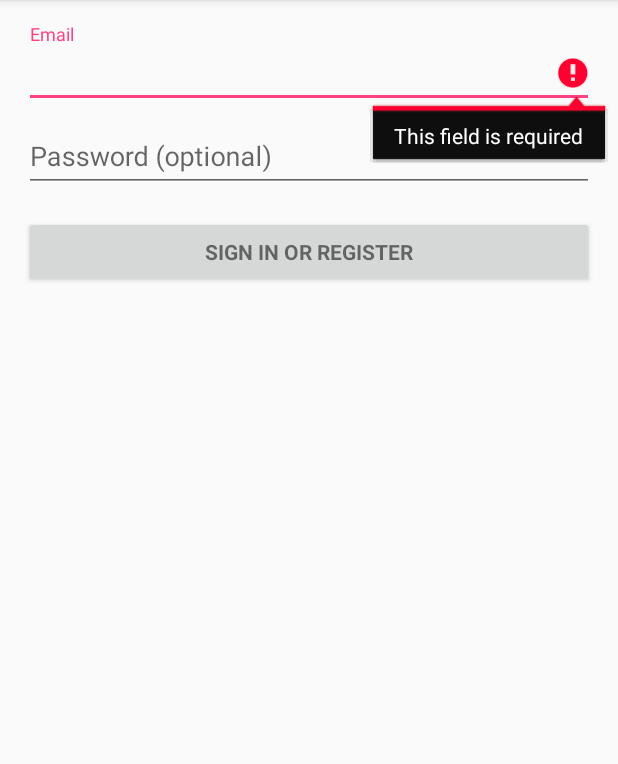
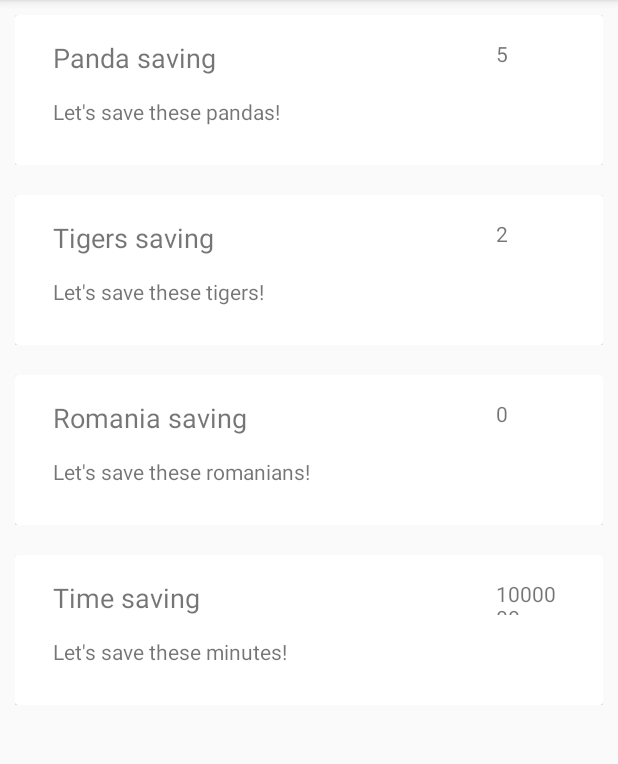
Before and after one commit to AlexProdrom/Volunteero-Android, an Android app: the screen it shows after launch (LoginActivity before the commit, EventsActivity after it), after a tap on "SIGN IN OR REGISTER", on a phone screen of 412 x 824 dp, the part 84-848 px from its top. Run offline under Robolectric (Android 15) with nearby library versions, the light colour scheme and no system bars; 2 statements that could not run were skipped.

Commit message:
EventsActivity prototype and CardView functionality added

```diff
--- a/app/build.gradle
+++ b/app/build.gradle
@@ -25,6 +25,8 @@ android {
 dependencies {
     implementation fileTree(dir: 'libs', include: ['*.jar'])
     implementation "org.jetbrains.kotlin:kotlin-stdlib-jre7:$kotlin_version"
+    implementation'com.android.support:cardview-v7:27.1.1'
+    implementation "com.android.support:recyclerview-v7:27.1.1"
     implementation 'com.android.support:appcompat-v7:27.1.1'
     implementation 'com.android.support:design:27.1.1'
     implementation 'com.android.support.constraint:constraint-layout:1.1.0'
--- a/app/src/main/java/com/alexprodrom/volunteero/EventsActivity.kt
+++ b/app/src/main/java/com/alexprodrom/volunteero/EventsActivity.kt
@@ -2,11 +2,20 @@ package com.alexprodrom.volunteero
 
 import android.support.v7.app.AppCompatActivity
 import android.os.Bundle
+import android.support.v7.widget.LinearLayoutManager
+import kotlinx.android.synthetic.main.activity_events.*
 
 class EventsActivity : AppCompatActivity() {
+
+    private val rvEvents by lazy {
+        rv_events.setHasFixedSize(true)
+        rv_events.layoutManager = LinearLayoutManager(this)
+        rv_events
+    }
 
     override fun onCreate(savedInstanceState: Bundle?) {
         super.onCreate(savedInstanceState)
         setContentView(R.layout.activity_events)
+        rvEvents.adapter = EventsAdapter()
     }
 }
--- a/app/src/main/java/com/alexprodrom/volunteero/EventsAdapter.kt
+++ b/app/src/main/java/com/alexprodrom/volunteero/EventsAdapter.kt
@@ -4,26 +4,42 @@ import android.support.v7.widget.RecyclerView
 import android.view.LayoutInflater
 import android.view.View
 import android.view.ViewGroup
+import kotlinx.android.synthetic.main.event_card_view.view.*
+import kotlin.collections.ArrayList
 
 
-class EventsAdapter: RecyclerView.Adapter<EventsAdapter.EventViewHolder>() {
+class EventsAdapter : RecyclerView.Adapter<EventsAdapter.EventViewHolder>() {
 
-    override fun onCreateViewHolder(parent: ViewGroup, viewType: Int): EventViewHolder {
-        TODO("not implemented") //To change body of created functions use File | Settings | File Templates.
-    }
-    override fun onBindViewHolder(holder: EventViewHolder, position: Int) {
-        TODO("not implemented") //To change body of created functions use File | Settings | File Templates.
+    val items by lazy {
+        ArrayList<Event>()
     }
 
-    override fun getItemCount(): Int {
-        TODO("not implemented") //To change body of created functions use File | Settings | File Templates.
+    init {
+        items.add(Event("Panda saving", "Let's save these pandas!", 5))
+        items.add(Event("Tigers saving", "Let's save these tigers!", 2))
+        items.add(Event("Romania saving", "Let's save these romanians!", 0))
+        items.add(Event("Time saving", "Let's save these minutes!", 1000000))
     }
-    class EventViewHolder(parent: ViewGroup):
-            RecyclerView.ViewHolder(parent.inflate(R.id)){
 
+    override fun onCreateViewHolder(parent: ViewGroup, viewType: Int): EventViewHolder = EventViewHolder(parent)
+
+    override fun onBindViewHolder(holder: EventViewHolder, position: Int) = holder.bind(items[position])
+
+    override fun getItemCount(): Int = items.count()
+
+    class EventViewHolder(parent: ViewGroup) :
+            RecyclerView.ViewHolder(parent.inflate(R.layout.event_card_view)) {
+
+        fun bind(item: Event) = with(itemView) {
+            tv_event_name.text = item.name
+            tv_event_description.text = item.description
+            tv_event_participants.text = item.participants.toString()
+        }
     }
 }
 
 fun ViewGroup.inflate(layoutId: Int, attachToRoot: Boolean = false): View {
     return LayoutInflater.from(context).inflate(layoutId, this, attachToRoot)
 }
+
+data class Event(val name: String, val description: String, val participants: Int)
--- a/app/src/main/java/com/alexprodrom/volunteero/LoginActivity.kt
+++ b/app/src/main/java/com/alexprodrom/volunteero/LoginActivity.kt
@@ -23,6 +23,7 @@ import android.widget.TextView
 
 import java.util.ArrayList
 import android.Manifest.permission.READ_CONTACTS
+import android.content.Intent
 import com.alexprodrom.volunteero.R.id.password
 
 import kotlinx.android.synthetic.main.activity_login.*
@@ -96,6 +97,10 @@ class LoginActivity : AppCompatActivity(), LoaderCallbacks<Cursor> {
      * errors are presented and no actual login attempt is made.
      */
     private fun attemptLogin() {
+        val intent = Intent(this, EventsActivity::class.java)
+        startActivity(intent)
+
+        /*
         if (mAuthTask != null) {
             return
         }
@@ -140,6 +145,7 @@ class LoginActivity : AppCompatActivity(), LoaderCallbacks<Cursor> {
             mAuthTask = UserLoginTask(emailStr, passwordStr)
             mAuthTask!!.execute(null as Void?)
         }
+        */
     }
 
     private fun isEmailValid(email: String): Boolean {
--- a/app/src/main/res/layout/activity_events.xml
+++ b/app/src/main/res/layout/activity_events.xml
@@ -6,4 +6,9 @@
     android:layout_height="match_parent"
     tools:context=".EventsActivity">
 
+    <android.support.v7.widget.RecyclerView
+        android:id="@+id/rv_events"
+        android:layout_width="match_parent"
+        android:layout_height="match_parent"/>
+
 </android.support.constraint.ConstraintLayout>
--- a/app/src/main/res/layout/event_card_view.xml
+++ b/app/src/main/res/layout/event_card_view.xml
@@ -1,6 +1,45 @@
 <?xml version="1.0" encoding="utf-8"?>
 <LinearLayout xmlns:android="http://schemas.android.com/apk/res/android"
-    android:orientation="vertical" android:layout_width="match_parent"
-    android:layout_height="match_parent">
+    android:layout_width="match_parent"
+    android:layout_height="wrap_content"
+    android:padding="10dp">
+
+    <android.support.v7.widget.CardView
+        android:id="@+id/cv_event"
+        android:layout_width="match_parent"
+        android:layout_height="wrap_content">
+
+        <RelativeLayout
+            android:layout_width="match_parent"
+            android:layout_height="100dp"
+            android:padding="16dp">
+
+            <TextView
+                android:id="@+id/tv_event_name"
+                android:layout_width="252dp"
+                android:layout_height="24dp"
+                android:layout_alignStart="@+id/tv_event_description"
+                android:textSize="18sp"
+                android:layout_alignLeft="@+id/tv_event_description" />
+
+            <TextView
+                android:id="@+id/tv_event_description"
+                android:layout_width="341dp"
+                android:layout_height="wrap_content"
+                android:layout_alignParentBottom="true"
+                android:layout_centerHorizontal="true"
+                android:layout_marginBottom="10dp" />
+
+            <TextView
+                android:id="@+id/tv_event_participants"
+                android:layout_width="40dp"
+                android:layout_height="24dp"
+                android:layout_alignParentEnd="true"
+                android:layout_alignParentRight="true"
+                android:layout_alignTop="@+id/tv_event_name"
+                android:layout_marginEnd="15dp"
+                android:layout_marginRight="15dp" />
+        </RelativeLayout>
+    </android.support.v7.widget.CardView>
 
 </LinearLayout>
```
